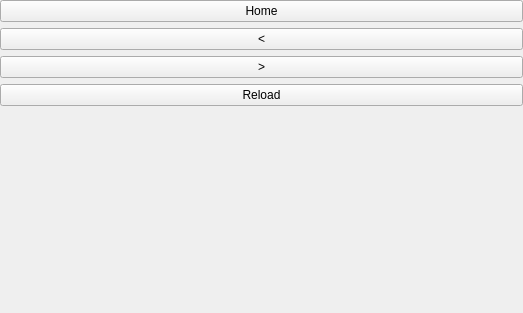
OpenFairWind/FairWindSK, file ui/web/Web.ui: the form before one commit.
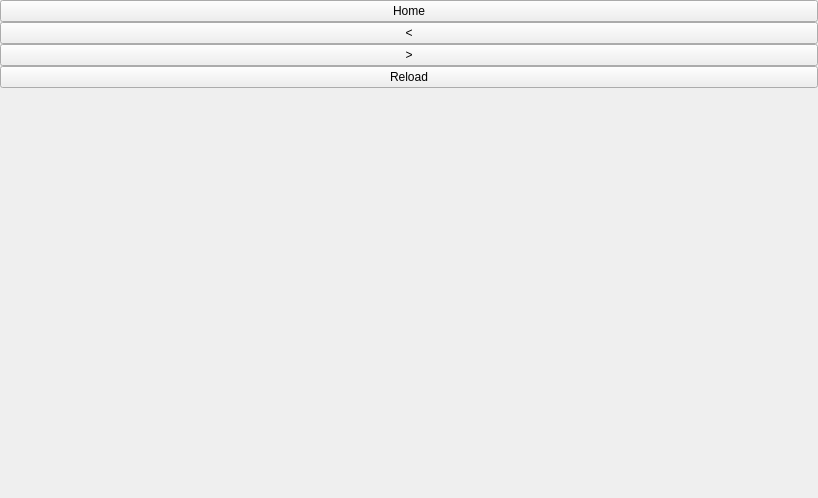
The form after the commit.

Commit message: Foldable toolbar implementation.

```diff
--- a/ui/web/Web.ui
+++ b/ui/web/Web.ui
@@ -6,8 +6,8 @@
         <rect>
             <x>0</x>
             <y>0</y>
-            <width>523</width>
-            <height>313</height>
+    <width>818</width>
+    <height>498</height>
         </rect>
     </property>
     <property name="sizePolicy">
@@ -34,6 +34,9 @@
         </property>
         <item row="0" column="0">
             <layout class="QHBoxLayout" name="horizontalLayout">
+     <property name="spacing">
+      <number>0</number>
+     </property>
                 <property name="sizeConstraint">
                     <enum>QLayout::SetMaximumSize</enum>
                 </property>
@@ -41,16 +44,37 @@
                     <layout class="QVBoxLayout" name="verticalLayout_WebView" stretch=""/>
                 </item>
                 <item>
-                    <layout class="QVBoxLayout" name="verticalLayout_Buttons">
+      <layout class="QVBoxLayout" name="verticalLayout_Buttons" stretch="0,0,0,0,0">
+       <property name="spacing">
+        <number>0</number>
+       </property>
+       <property name="sizeConstraint">
+        <enum>QLayout::SetMinimumSize</enum>
+       </property>
                         <item>
                             <widget class="QPushButton" name="pushButton_Home">
+         <property name="sizePolicy">
+          <sizepolicy hsizetype="Minimum" vsizetype="Minimum">
+           <horstretch>0</horstretch>
+           <verstretch>0</verstretch>
+          </sizepolicy>
+         </property>
                                 <property name="text">
                                     <string>Home</string>
                                 </property>
+         <property name="default">
+          <bool>false</bool>
+         </property>
                             </widget>
                         </item>
                         <item>
                             <widget class="QPushButton" name="pushButton_Prev">
+         <property name="sizePolicy">
+          <sizepolicy hsizetype="Minimum" vsizetype="Minimum">
+           <horstretch>0</horstretch>
+           <verstretch>0</verstretch>
+          </sizepolicy>
+         </property>
                                 <property name="text">
                                     <string>&lt;</string>
                                 </property>
@@ -58,6 +82,12 @@
                         </item>
                         <item>
                             <widget class="QPushButton" name="pushButton_Next">
+         <property name="sizePolicy">
+          <sizepolicy hsizetype="Minimum" vsizetype="Minimum">
+           <horstretch>0</horstretch>
+           <verstretch>0</verstretch>
+          </sizepolicy>
+         </property>
                                 <property name="text">
                                     <string>&gt;</string>
                                 </property>
@@ -65,6 +95,12 @@
                         </item>
                         <item>
                             <widget class="QPushButton" name="pushButton_Reload">
+         <property name="sizePolicy">
+          <sizepolicy hsizetype="Minimum" vsizetype="Minimum">
+           <horstretch>0</horstretch>
+           <verstretch>0</verstretch>
+          </sizepolicy>
+         </property>
                                 <property name="text">
                                     <string>Reload</string>
                                 </property>
```
Left out of the diff: 9 changed lines with no effect on the pictures. Lines whose indentation alone changed are shown as unchanged. The commit also changes 2 other files.
